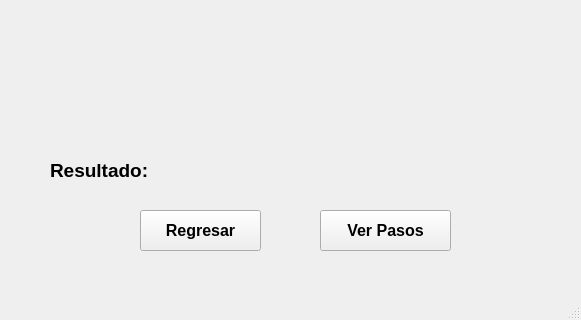
The window that ProyectoMetodosNumericos/Ventanas/Graph.ui (jimmybanegas/ProyectoMetodosNumericos) describes before a commit, drawn with Qt 5; both pictures show x 0 to 581 and y 280 to 600 of the 581 by 600 pixel window.
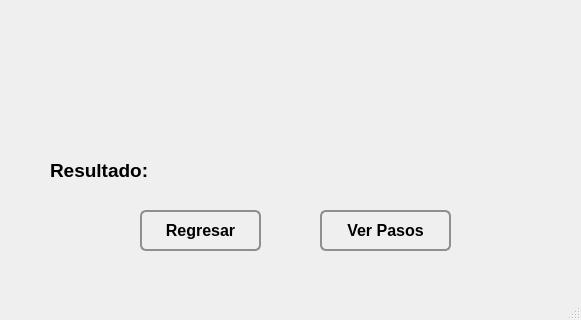
The same window after the commit. Icons and pictures are not drawn.

What changed in the file:
```diff
--- a/ProyectoMetodosNumericos/Ventanas/Graph.ui
+++ b/ProyectoMetodosNumericos/Ventanas/Graph.ui
@@ -74,6 +74,14 @@
       <bold>true</bold>
      </font>
     </property>
+    <property name="styleSheet">
+     <string notr="true"> border: 2px solid #8f8f91;
+     border-radius: 6px;
+     background-color: qlineargradient(x1: 0, y1: 0, x2: 0, y2: 1,
+                                       stop: 0 #f6f7fa, stop: 1 #dadbde);
+     min-width: 80px;
+ </string>
+    </property>
     <property name="text">
      <string>Ver Pasos</string>
     </property>
@@ -141,6 +149,14 @@
       <bold>true</bold>
      </font>
     </property>
+    <property name="styleSheet">
+     <string notr="true"> border: 2px solid #8f8f91;
+     border-radius: 6px;
+     background-color: qlineargradient(x1: 0, y1: 0, x2: 0, y2: 1,
+                                       stop: 0 #f6f7fa, stop: 1 #dadbde);
+     min-width: 80px;
+ </string>
+    </property>
     <property name="text">
      <string>Regresar</string>
     </property>
```
